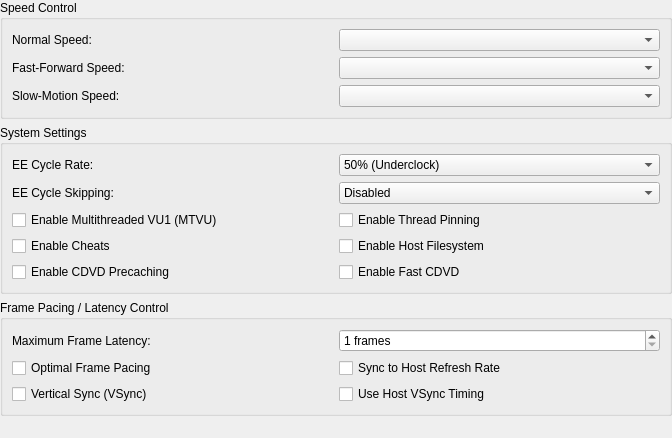
Above: pcsx2-qt/Settings/EmulationSettingsWidget.ui from PCSX2/pcsx2 before the change. Below: the same form after it.
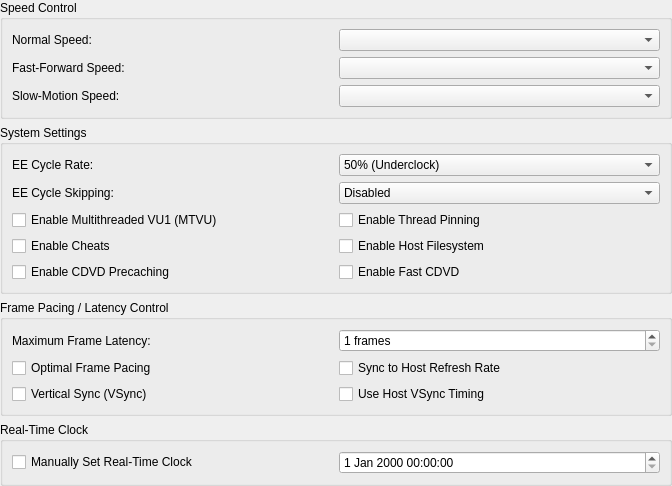
That is the form after the change.

Commit message: Settings: Allow user to manually set RTC per-game

What changed in the file:
```diff
--- a/pcsx2-qt/Settings/EmulationSettingsWidget.ui
+++ b/pcsx2-qt/Settings/EmulationSettingsWidget.ui
@@ -268,6 +268,26 @@
      </property>
     </spacer>
    </item>
+   <item>
+    <widget class="QGroupBox" name="rtcGroup">
+     <property name="title">
+      <string>Real-Time Clock</string>
+     </property>
+     <layout class="QGridLayout" name="gridLayoutRTC">
+      <item row="0" column="0">
+       <widget class="QCheckBox" name="manuallySetRealTimeClock">
+        <property name="text">
+         <string>Manually Set Real-Time Clock</string>
+        </property>
+       </widget>
+      </item>
+      <item row="0" column="1">
+       <widget class="QDateTimeEdit" name="rtcDateTime">
+       </widget>
+      </item>
+     </layout>
+    </widget>
+   </item>
   </layout>
  </widget>
  <resources>
```
Left out of the diff: 4 changed lines with no effect on the pictures. The commit also changes 6 other files.
